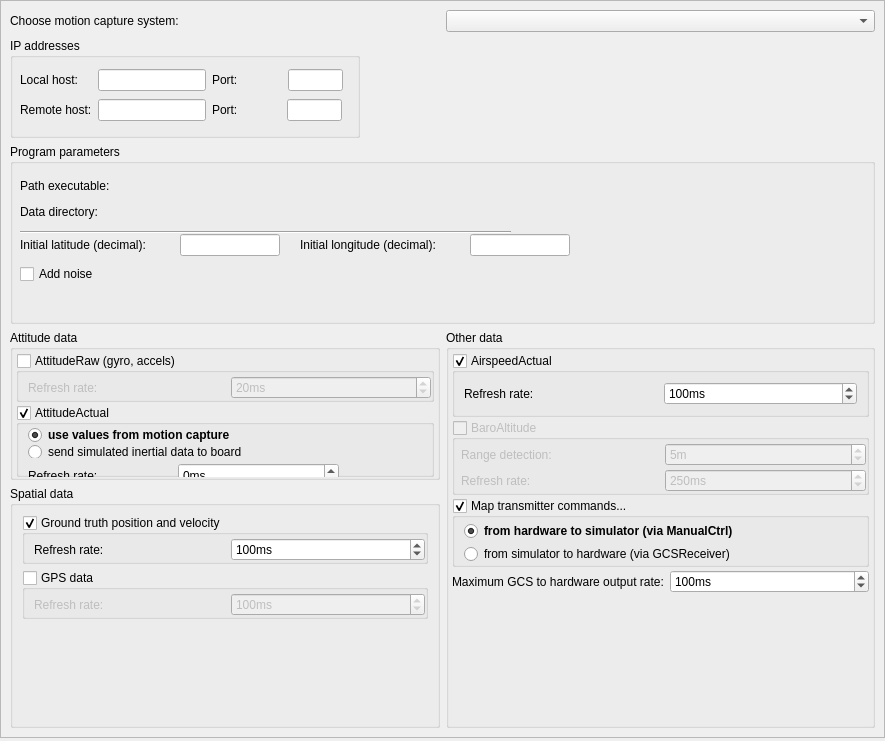
The window that ground/openpilotgcs/src/plugins/motioncapture/mocapoptionspage.ui (TauLabs/TauLabs) describes before a commit, drawn with Qt 5.
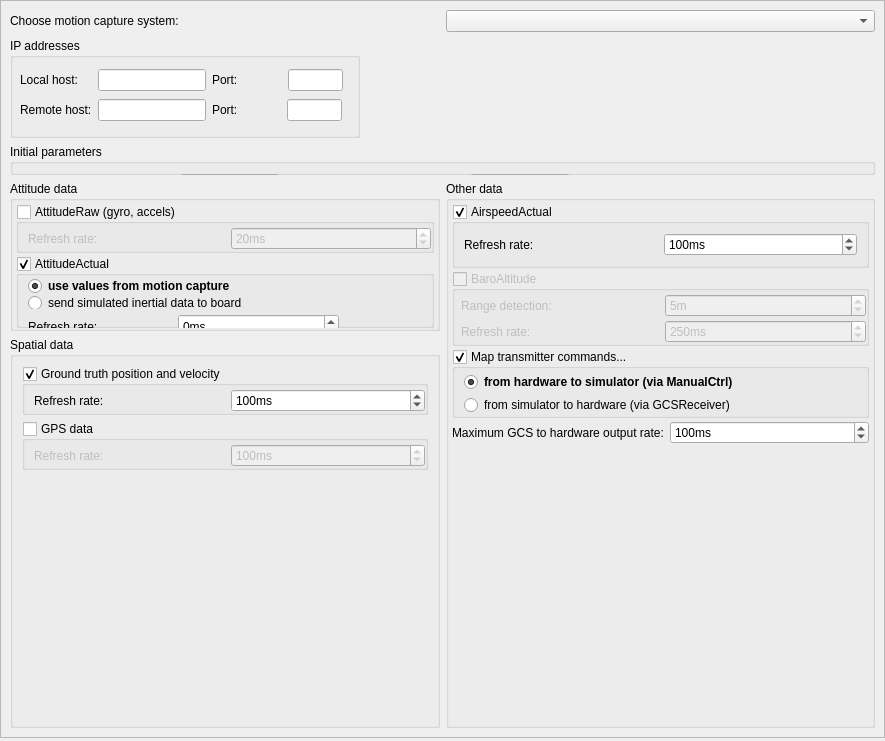
The same window after the commit. Custom widgets are drawn as their Qt base class.

```diff
--- a/ground/openpilotgcs/src/plugins/motioncapture/mocapoptionspage.ui
+++ b/ground/openpilotgcs/src/plugins/motioncapture/mocapoptionspage.ui
@@ -246,99 +246,23 @@
          <property name="minimumSize">
           <size>
            <width>0</width>
-           <height>180</height>
+           <height>0</height>
+          </size>
+         </property>
+         <property name="maximumSize">
+          <size>
+           <width>16777215</width>
+           <height>90</height>
           </size>
          </property>
          <property name="title">
-          <string>Program parameters</string>
+          <string>Initial parameters</string>
          </property>
-         <widget class="Utils::PathChooser" name="dataPath" native="true">
-          <property name="geometry">
-           <rect>
-            <x>120</x>
-            <y>60</y>
-            <width>401</width>
-            <height>16</height>
-           </rect>
-          </property>
-          <property name="sizePolicy">
-           <sizepolicy hsizetype="MinimumExpanding" vsizetype="Preferred">
-            <horstretch>0</horstretch>
-            <verstretch>0</verstretch>
-           </sizepolicy>
-          </property>
-         </widget>
-         <widget class="QLabel" name="label_2">
-          <property name="geometry">
-           <rect>
-            <x>10</x>
-            <y>60</y>
-            <width>94</width>
-            <height>16</height>
-           </rect>
-          </property>
-          <property name="sizePolicy">
-           <sizepolicy hsizetype="Fixed" vsizetype="Preferred">
-            <horstretch>0</horstretch>
-            <verstretch>0</verstretch>
-           </sizepolicy>
-          </property>
-          <property name="maximumSize">
-           <size>
-            <width>110</width>
-            <height>16777215</height>
-           </size>
-          </property>
-          <property name="text">
-           <string>Data directory:</string>
-          </property>
-         </widget>
-         <widget class="Utils::PathChooser" name="executablePath" native="true">
-          <property name="geometry">
-           <rect>
-            <x>120</x>
-            <y>34</y>
-            <width>401</width>
-            <height>16</height>
-           </rect>
-          </property>
-          <property name="sizePolicy">
-           <sizepolicy hsizetype="MinimumExpanding" vsizetype="Preferred">
-            <horstretch>0</horstretch>
-            <verstretch>0</verstretch>
-           </sizepolicy>
-          </property>
-         </widget>
-         <widget class="QLabel" name="label">
-          <property name="geometry">
-           <rect>
-            <x>10</x>
-            <y>34</y>
-            <width>104</width>
-            <height>16</height>
-           </rect>
-          </property>
-          <property name="sizePolicy">
-           <sizepolicy hsizetype="Fixed" vsizetype="Preferred">
-            <horstretch>0</horstretch>
-            <verstretch>0</verstretch>
-           </sizepolicy>
-          </property>
-          <property name="maximumSize">
-           <size>
-            <width>110</width>
-            <height>16777215</height>
-           </size>
-          </property>
-          <property name="text">
-           <string>Path executable:</string>
-          </property>
-         </widget>
          <widget class="QCheckBox" name="noiseCheckBox">
           <property name="geometry">
            <rect>
             <x>10</x>
-            <y>120</y>
+            <y>60</y>
             <width>89</width>
             <height>20</height>
            </rect>
@@ -350,24 +274,11 @@
            <string>Add noise</string>
           </property>
          </widget>
-         <widget class="Line" name="line">
-          <property name="geometry">
-           <rect>
-            <x>10</x>
-            <y>80</y>
-            <width>491</width>
-            <height>16</height>
-           </rect>
-          </property>
-          <property name="orientation">
-           <enum>Qt::Horizontal</enum>
-          </property>
-         </widget>
          <widget class="QLabel" name="label_13">
           <property name="geometry">
            <rect>
             <x>10</x>
-            <y>90</y>
+            <y>30</y>
             <width>161</width>
             <height>22</height>
            </rect>
@@ -380,7 +291,7 @@
           <property name="geometry">
            <rect>
             <x>290</x>
-            <y>90</y>
+            <y>30</y>
             <width>171</width>
             <height>22</height>
            </rect>
@@ -393,7 +304,7 @@
           <property name="geometry">
            <rect>
             <x>460</x>
-            <y>90</y>
+            <y>30</y>
             <width>100</width>
             <height>22</height>
            </rect>
@@ -421,7 +332,7 @@
           <property name="geometry">
            <rect>
             <x>170</x>
-            <y>90</y>
+            <y>30</y>
             <width>100</width>
             <height>22</height>
            </rect>
@@ -1112,14 +1023,6 @@
    </item>
   </layout>
  </widget>
- <customwidgets>
-  <customwidget>
-   <class>Utils::PathChooser</class>
-   <extends>QWidget</extends>
-   <header>utils/pathchooser.h</header>
-   <container>1</container>
-  </customwidget>
- </customwidgets>
  <tabstops>
   <tabstop>chooseMotionCapture</tabstop>
   <tabstop>hostAddress</tabstop>
```
Left out of the diff: 4 changed lines with no effect on the pictures.
